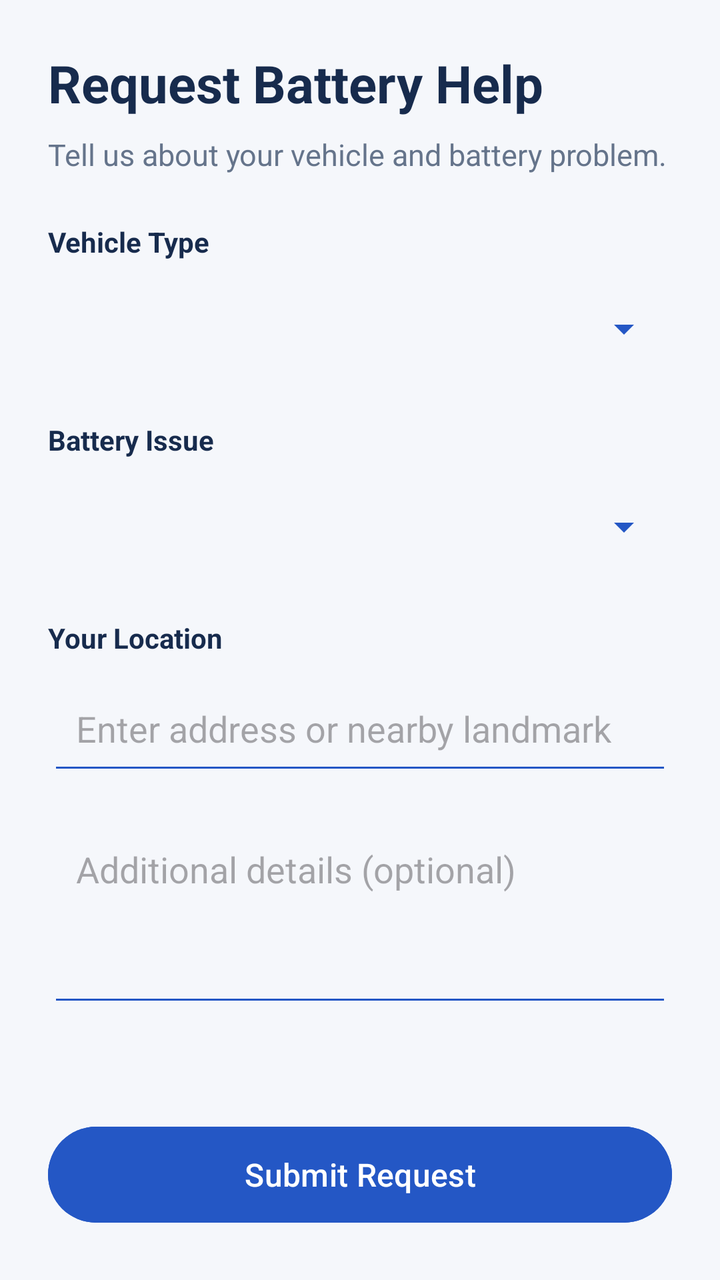
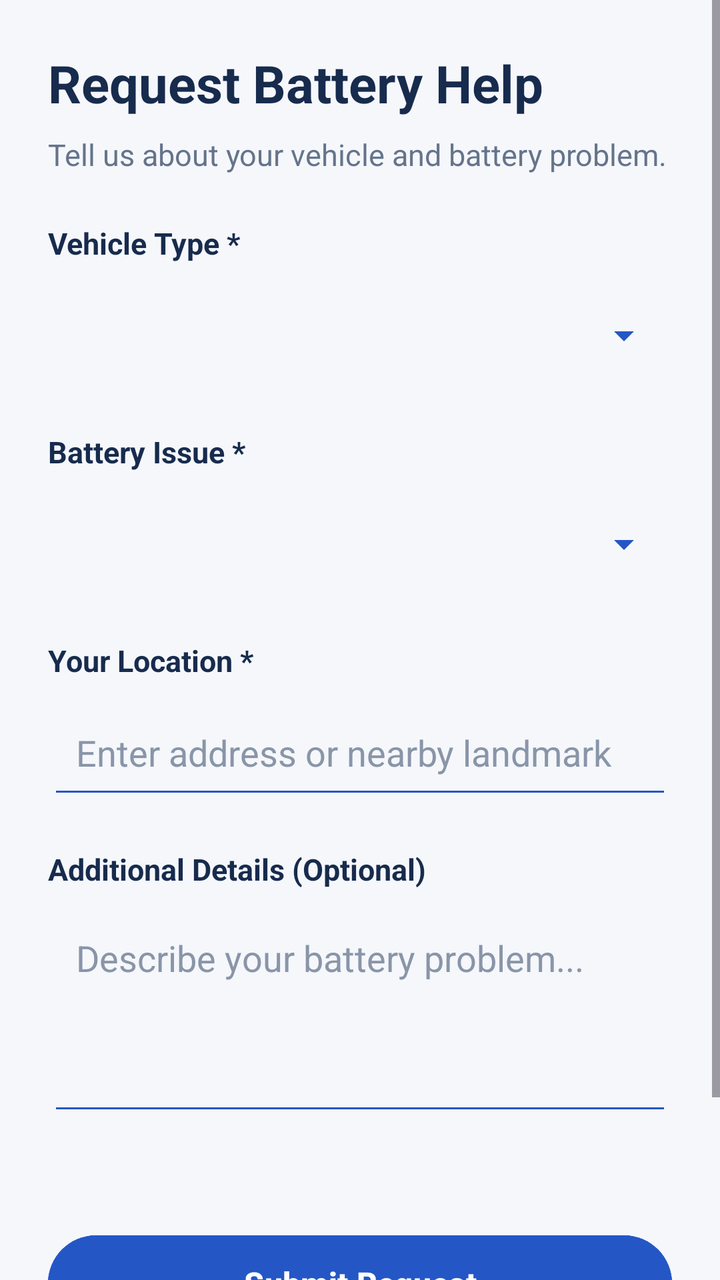

The first picture is an Android layout as it rendered before a commit; the second is the same layout after the commit. The layout source and the unified diff follow.
<!-- AndroidManifest.xml: application theme Theme.RoadsideAssistance -->
<!-- res/layout/activity_battery_help.xml -->
<?xml version="1.0" encoding="utf-8"?>
<ScrollView xmlns:android="http://schemas.android.com/apk/res/android"
    android:layout_width="match_parent"
    android:layout_height="match_parent"
    android:background="#F5F7FB"
    android:fillViewport="true">

    <LinearLayout
        android:layout_width="match_parent"
        android:layout_height="wrap_content"
        android:orientation="vertical"
        android:padding="24dp">

        <TextView
            android:layout_width="match_parent"
            android:layout_height="wrap_content"
            android:text="Request Battery Help"
            android:textColor="#172B4D"
            android:textSize="26sp"
            android:textStyle="bold" />

        <TextView
            android:layout_width="match_parent"
            android:layout_height="wrap_content"
            android:layout_marginTop="8dp"
            android:layout_marginBottom="24dp"
            android:text="Tell us about your vehicle and battery problem."
            android:textColor="#65748B"
            android:textSize="15sp" />

        <TextView
            android:layout_width="match_parent"
            android:layout_height="wrap_content"
            android:text="Vehicle Type"
            android:textColor="#172B4D"
            android:textStyle="bold" />

        <Spinner
            android:id="@+id/spVehicleType"
            android:layout_width="match_parent"
            android:layout_height="52dp"
            android:layout_marginTop="8dp"
            android:backgroundTint="#2457C5" />

        <TextView
            android:layout_width="match_parent"
            android:layout_height="wrap_content"
            android:layout_marginTop="20dp"
            android:text="Battery Issue"
            android:textColor="#172B4D"
            android:textStyle="bold" />

        <Spinner
            android:id="@+id/spBatteryIssue"
            android:layout_width="match_parent"
            android:layout_height="52dp"
            android:layout_marginTop="8dp"
            android:backgroundTint="#2457C5" />

        <TextView
            android:layout_width="match_parent"
            android:layout_height="wrap_content"
            android:layout_marginTop="20dp"
            android:text="Your Location"
            android:textColor="#172B4D"
            android:textStyle="bold" />

        <EditText
            android:id="@+id/etBatteryLocation"
            android:layout_width="match_parent"
            android:layout_height="wrap_content"
            android:minHeight="56dp"
            android:layout_marginTop="8dp"
            android:hint="Enter address or nearby landmark"
            android:inputType="textPostalAddress"
            android:padding="14dp"
            android:backgroundTint="#2457C5" />

        <EditText
            android:id="@+id/etBatteryDescription"
            android:layout_width="match_parent"
            android:layout_height="wrap_content"
            android:minHeight="100dp"
            android:layout_marginTop="16dp"
            android:gravity="top"
            android:hint="Additional details (optional)"
            android:inputType="textMultiLine|textCapSentences"
            android:padding="14dp"
            android:backgroundTint="#2457C5" />

        <TextView
            android:id="@+id/tvBatteryMessage"
            android:layout_width="match_parent"
            android:layout_height="wrap_content"
            android:layout_marginTop="12dp"
            android:textColor="#C62828"
            android:textSize="14sp" />

        <Button
            android:id="@+id/btnSubmitBatteryRequest"
            android:layout_width="match_parent"
            android:layout_height="56dp"
            android:layout_marginTop="20dp"
            android:text="Submit Request"
            android:textAllCaps="false"
            android:textSize="16sp"
            android:backgroundTint="#2457C5"
            android:textColor="#FFFFFF" />

    </LinearLayout>
</ScrollView>
<!-- resources referenced by this layout -->
<resources>
  <style name="Theme.RoadsideAssistance" parent="Base.Theme.RoadsideAssistance" />
  <style name="Base.Theme.RoadsideAssistance" parent="Theme.Material3.DayNight.NoActionBar">
          
          
      </style>
</resources>

<!-- the commit's change to res/layout/activity_battery_help.xml (unified diff, before → after) -->
@@ -3,7 +3,8 @@
     android:layout_width="match_parent"
     android:layout_height="match_parent"
     android:background="#F5F7FB"
-    android:fillViewport="true">
+    android:fillViewport="true"
+    android:clipToPadding="false">
 
     <LinearLayout
         android:layout_width="match_parent"
@@ -11,6 +12,7 @@
         android:orientation="vertical"
         android:padding="24dp">
 
+        
         <TextView
             android:layout_width="match_parent"
             android:layout_height="wrap_content"
@@ -28,41 +30,51 @@
             android:textColor="#65748B"
             android:textSize="15sp" />
 
+        
         <TextView
             android:layout_width="match_parent"
             android:layout_height="wrap_content"
-            android:text="Vehicle Type"
+            android:text="Vehicle Type *"
             android:textColor="#172B4D"
+            android:textSize="15sp"
             android:textStyle="bold" />
 
         <Spinner
             android:id="@+id/spVehicleType"
             android:layout_width="match_parent"
-            android:layout_height="52dp"
+            android:layout_height="56dp"
             android:layout_marginTop="8dp"
+            android:paddingStart="12dp"
+            android:paddingEnd="12dp"
             android:backgroundTint="#2457C5" />
 
+        
         <TextView
             android:layout_width="match_parent"
             android:layout_height="wrap_content"
             android:layout_marginTop="20dp"
-            android:text="Battery Issue"
+            android:text="Battery Issue *"
             android:textColor="#172B4D"
+            android:textSize="15sp"
             android:textStyle="bold" />
 
         <Spinner
             android:id="@+id/spBatteryIssue"
             android:layout_width="match_parent"
-            android:layout_height="52dp"
+            android:layout_height="56dp"
             android:layout_marginTop="8dp"
+            android:paddingStart="12dp"
+            android:paddingEnd="12dp"
             android:backgroundTint="#2457C5" />
 
+        
         <TextView
             android:layout_width="match_parent"
             android:layout_height="wrap_content"
             android:layout_marginTop="20dp"
-            android:text="Your Location"
+            android:text="Your Location *"
             android:textColor="#172B4D"
+            android:textSize="15sp"
             android:textStyle="bold" />
 
         <EditText
@@ -71,23 +83,38 @@
             android:layout_height="wrap_content"
             android:minHeight="56dp"
             android:layout_marginTop="8dp"
+            android:backgroundTint="#2457C5"
             android:hint="Enter address or nearby landmark"
             android:inputType="textPostalAddress"
             android:padding="14dp"
-            android:backgroundTint="#2457C5" />
+            android:textColor="#172B4D"
+            android:textColorHint="#8995A8" />
+
+        
+        <TextView
+            android:layout_width="match_parent"
+            android:layout_height="wrap_content"
+            android:layout_marginTop="20dp"
+            android:text="Additional Details (Optional)"
+            android:textColor="#172B4D"
+            android:textSize="15sp"
+            android:textStyle="bold" />
 
         <EditText
             android:id="@+id/etBatteryDescription"
             android:layout_width="match_parent"
             android:layout_height="wrap_content"
-            android:minHeight="100dp"
-            android:layout_marginTop="16dp"
-            android:gravity="top"
-            android:hint="Additional details (optional)"
+            android:minHeight="110dp"
+            android:layout_marginTop="8dp"
+            android:backgroundTint="#2457C5"
+            android:gravity="top|start"
+            android:hint="Describe your battery problem..."
             android:inputType="textMultiLine|textCapSentences"
             android:padding="14dp"
-            android:backgroundTint="#2457C5" />
+            android:textColor="#172B4D"
+            android:textColorHint="#8995A8" />
 
+        
         <TextView
             android:id="@+id/tvBatteryMessage"
             android:layout_width="match_parent"
@@ -96,16 +123,29 @@
             android:textColor="#C62828"
             android:textSize="14sp" />
 
+        
         <Button
             android:id="@+id/btnSubmitBatteryRequest"
             android:layout_width="match_parent"
             android:layout_height="56dp"
             android:layout_marginTop="20dp"
+            android:layout_marginBottom="12dp"
+            android:backgroundTint="#2457C5"
             android:text="Submit Request"
             android:textAllCaps="false"
+            android:textColor="#FFFFFF"
             android:textSize="16sp"
-            android:backgroundTint="#2457C5"
-            android:textColor="#FFFFFF" />
+            android:textStyle="bold" />
+
+        
+        <TextView
+            android:layout_width="match_parent"
+            android:layout_height="wrap_content"
+            android:layout_marginTop="8dp"
+            android:gravity="center"
+            android:text="You can edit or cancel your request before a technician is assigned."
+            android:textColor="#65748B"
+            android:textSize="13sp" />
 
     </LinearLayout>
 </ScrollView>
